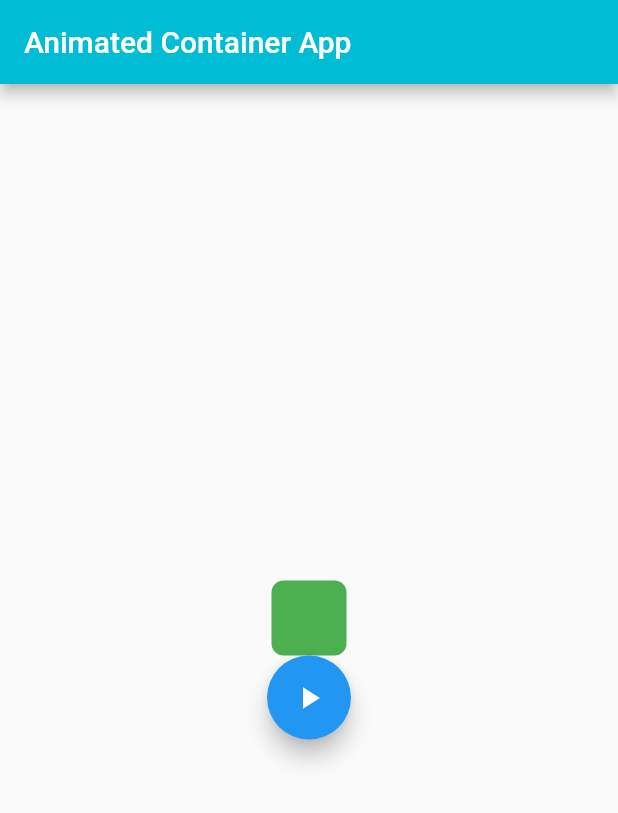
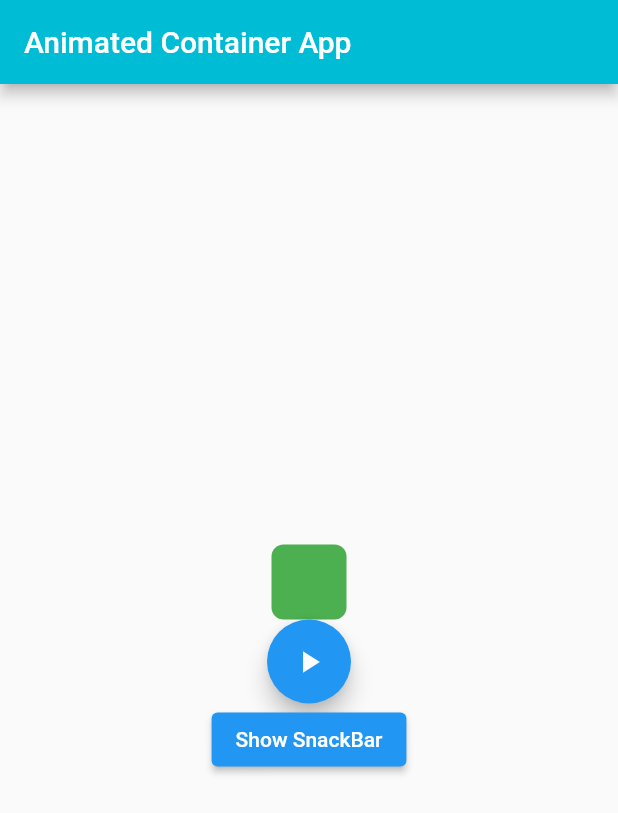
Before and after one commit to danielvieira95/DESM-2, a Flutter app: the screen it shows after launch, on a phone screen of 412 x 824 dp. Shown: the top 813 px of the screen. Run offline on Flutter 3.47's test engine with Material 2 defaults, Android fonts, the light colour scheme and no system bars.

Commit message:
Snack bar exemplo

```diff
--- a/Apps-TA/aula05_animation/lib/main.dart
+++ b/Apps-TA/aula05_animation/lib/main.dart
@@ -54,10 +54,37 @@ class _AnimatedContainerAppState extends State<AnimatedContainerApp> {
                    widget._borderRadius =  BorderRadius.circular(random.nextInt(100).toDouble());
               });
             },child: Icon(Icons.play_arrow),), // icone do botao
-
+            Snack_bar(),
           ],
         ),
       ),
     );
   }
 }
+
+class Snack_bar extends StatelessWidget {
+  const Snack_bar({super.key});
+
+  @override
+  Widget build(BuildContext context) {
+    return  ElevatedButton(
+        onPressed: () {
+          final snackBar = SnackBar(
+            content: const Text('Yay! A SnackBar!'),
+            action: SnackBarAction(
+              label: 'Undo',
+              onPressed: () {
+                // Some code to undo the change.
+              },
+            ),
+          );
+
+          // Find the ScaffoldMessenger in the widget tree
+          // and use it to show a SnackBar.
+          ScaffoldMessenger.of(context).showSnackBar(snackBar);
+        },
+        child: const Text('Show SnackBar'),
+      );
+
+  }
+}
```
